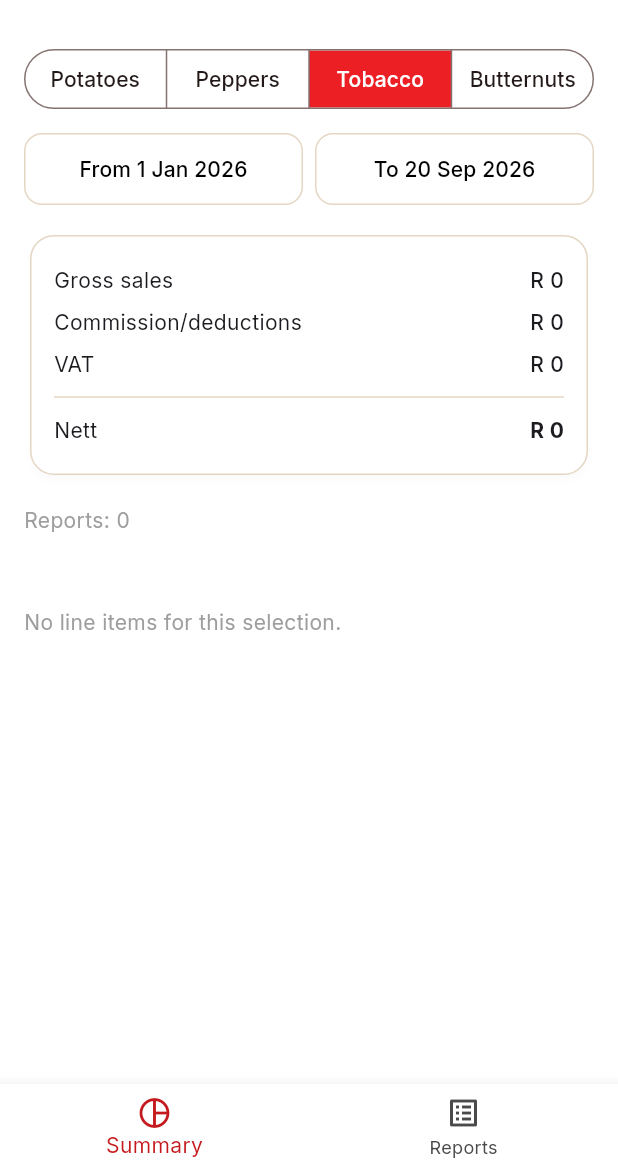
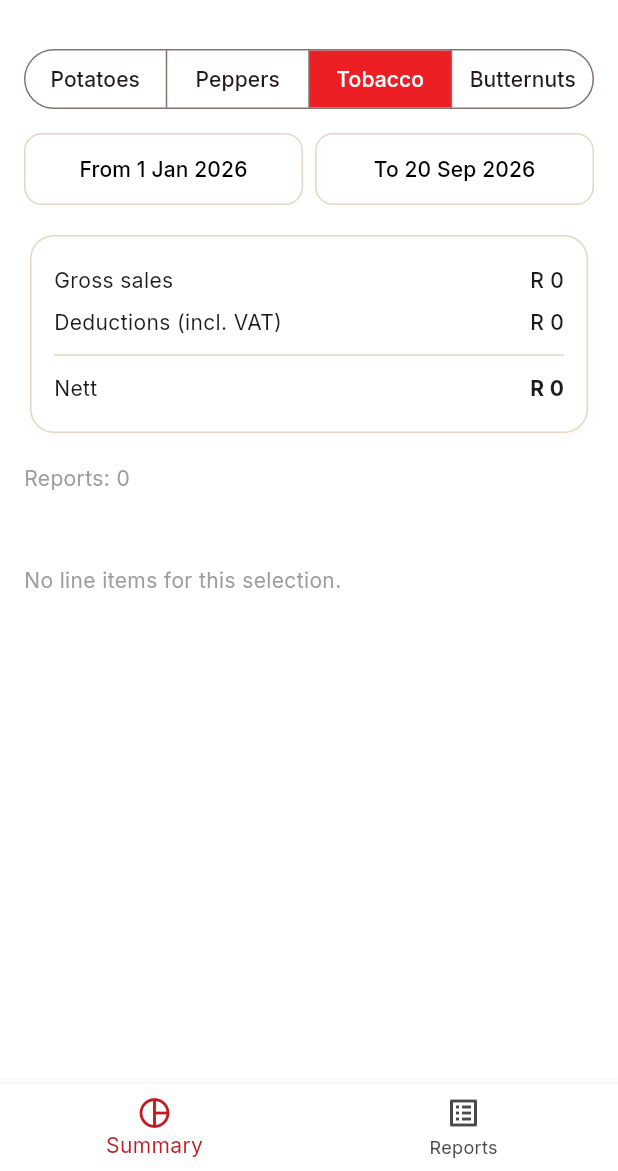
Before and after one commit to DFourie87/Nanini, a Flutter app: the SalesHomeScreen screen opened directly, after a tap on "Tobacco", on a phone screen of 412 x 824 dp, the part 65-1236 px from its top. Run offline on Flutter 3.47's test engine with Material 3 defaults, Android fonts, the phone set to English and light mode, and no system bars; our stand-ins replace csv, fl_chart, flutter_map, google_fonts, latlong2, pdf and 4 more; accounts and stored records are empty.

Commit message:
Fix tobacco summary card showing Nett bigger than Gross
Gross sales was showing grossTotal excl. VAT while Nett already
included VAT on sales added back in (per the confirmed formula:
nett = gross_excl + vat_on_sales - commission_excl - vat_on_commission),
so Nett could look larger than Gross even though each report's own
figures were correct. For tobacco, Gross sales now shows incl. VAT
(gross + vat on sales) and Deductions shows incl. VAT (commission +
vat on commission), so Gross - Deductions = Nett exactly. Other
categories are unchanged.

Co-Authored-By: Claude Sonnet 5 <noreply@anthropic.com>
Claude-Session: https://claude.ai/code/session_0154FLxM7bQ7qjn16GE6RHFv

```diff
--- a/nanini_app/lib/features/sales/sales_summary_screen.dart
+++ b/nanini_app/lib/features/sales/sales_summary_screen.dart
@@ -51,12 +51,20 @@ class _SalesSummaryScreenState extends State<SalesSummaryScreen> {
           return d != null && !d.isBefore(from) && !d.isAfter(to);
         }).toList();
 
-        final gross = reports.fold<double>(0, (s, r) => s + r.grossTotal);
-        final commission = reports.fold<double>(0, (s, r) => s + r.commissionBeforeVat);
+        final isTobacco = category.key == 'tobacco';
+        final grossExclVat = reports.fold<double>(0, (s, r) => s + r.grossTotal);
+        final commissionExclVat = reports.fold<double>(0, (s, r) => s + r.commissionBeforeVat);
+        final vatOnCommission = reports.fold<double>(0, (s, r) => s + r.vat);
+        final vatOnSales = reports.fold<double>(0, (s, r) => s + (r.vatOnSales ?? 0));
         final nett = reports.fold<double>(0, (s, r) => s + r.nettAmount);
-        final vat = category.key == 'tobacco'
-            ? reports.fold<double>(0, (s, r) => s + (r.vatOnSales ?? 0)) - reports.fold<double>(0, (s, r) => s + r.vat)
-            : reports.fold<double>(0, (s, r) => s + r.vat);
+
+        // Tobacco's gross/deductions are stored excl. VAT with VAT tracked
+        // separately (vatOnSales, vat = VAT on the deduction); folding both
+        // into "Gross sales" (incl. VAT) and "Deductions" (incl. VAT) here
+        // keeps Gross - Deductions = Nett exactly, so Nett can never look
+        // bigger than Gross the way it did when Gross excluded VAT on sales.
+        final gross = isTobacco ? grossExclVat + vatOnSales : grossExclVat;
+        final deductions = isTobacco ? commissionExclVat + vatOnCommission : commissionExclVat;
 
         final reportIds = reports.map((r) => r.id).whereType<String>().toList();
         final reportsById = {for (final r in reports) if (r.id != null) r.id!: r};
@@ -111,8 +119,8 @@ class _SalesSummaryScreenState extends State<SalesSummaryScreen> {
                   crossAxisAlignment: CrossAxisAlignment.start,
                   children: [
                     _row('Gross sales', fmtR(gross)),
-                    _row('Commission/deductions', fmtR(-commission)),
-                    _row('VAT', fmtR(-vat)),
+                    _row(isTobacco ? 'Deductions (incl. VAT)' : 'Commission/deductions', fmtR(-deductions)),
+                    if (!isTobacco) _row('VAT', fmtR(-vatOnCommission)),
                     const Divider(),
                     _row('Nett', fmtR(nett), bold: true),
                   ],
```
